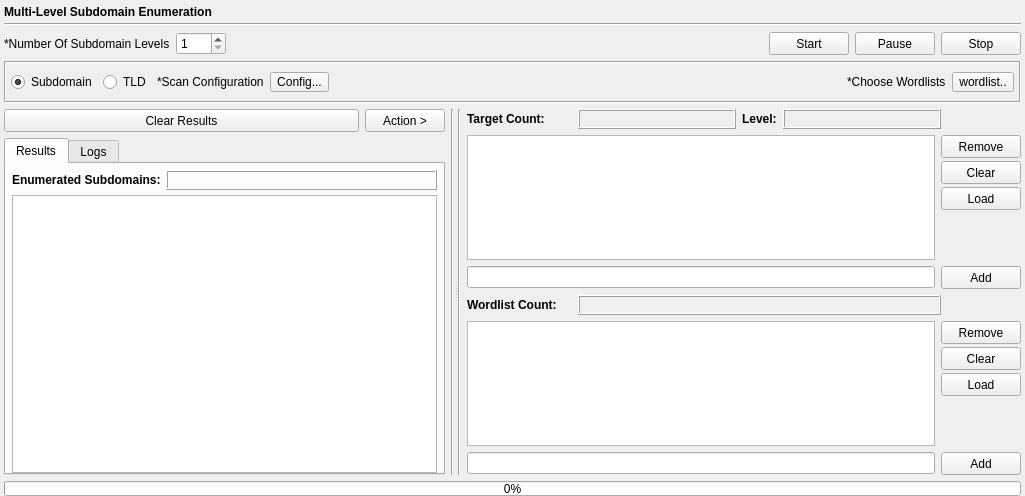
First picture: the form in gui/src/engines/level/Level.ui, repository 3nock/OTE, before the edit.
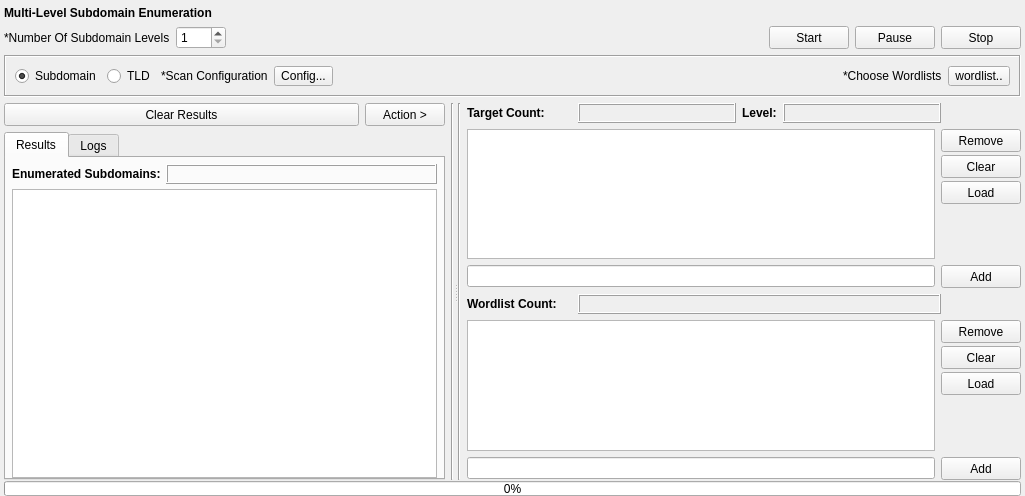
Second picture: the form after the edit.

```diff
--- a/gui/src/engines/level/Level.ui
+++ b/gui/src/engines/level/Level.ui
@@ -16,26 +16,18 @@
   <property name="styleSheet">
    <string notr="true"/>
   </property>
-  <layout class="QVBoxLayout" name="verticalLayout_4">
-   <property name="spacing">
-    <number>6</number>
-   </property>
+  <layout class="QVBoxLayout" name="verticalLayout_3">
    <property name="leftMargin">
     <number>4</number>
    </property>
    <property name="topMargin">
-    <number>5</number>
+    <number>6</number>
    </property>
    <property name="rightMargin">
     <number>4</number>
    </property>
    <property name="bottomMargin">
     <number>0</number>
-   </property>
-   <item>
-    <layout class="QVBoxLayout" name="verticalLayout_25">
-     <property name="spacing">
-      <number>4</number>
      </property>
      <item>
       <widget class="QLabel" name="label_2">
@@ -57,18 +49,7 @@
       </widget>
      </item>
      <item>
-      <widget class="Line" name="line">
-       <property name="orientation">
-        <enum>Qt::Horizontal</enum>
-       </property>
-      </widget>
-     </item>
-    </layout>
-   </item>
-   <item>
-    <layout class="QVBoxLayout" name="verticalLayout_2">
-     <item>
-      <layout class="QHBoxLayout" name="horizontalLayout_3">
+    <layout class="QHBoxLayout" name="horizontalLayout_4">
        <item>
         <widget class="QLabel" name="label_6">
          <property name="text">
@@ -179,10 +160,6 @@
        </item>
       </layout>
      </item>
-    </layout>
-   </item>
-   <item>
-    <layout class="QVBoxLayout" name="verticalLayout_3">
      <item>
       <widget class="QFrame" name="frame">
        <property name="minimumSize">
@@ -206,13 +183,7 @@
        <property name="frameShadow">
         <enum>QFrame::Sunken</enum>
        </property>
-       <layout class="QHBoxLayout" name="horizontalLayout_4">
-        <property name="leftMargin">
-         <number>5</number>
-        </property>
-        <property name="rightMargin">
-         <number>5</number>
-        </property>
+     <layout class="QHBoxLayout" name="horizontalLayout_3">
         <item>
          <widget class="QRadioButton" name="radioButton">
           <property name="text">
@@ -292,8 +263,11 @@
        </layout>
       </widget>
      </item>
-    </layout>
-   </item>
+   <item>
+    <layout class="QVBoxLayout" name="verticalLayout_2">
+     <property name="spacing">
+      <number>1</number>
+     </property>
    <item>
     <widget class="QSplitter" name="splitter">
      <property name="orientation">
@@ -1119,6 +1093,8 @@
       <number>0</number>
      </property>
     </widget>
+     </item>
+    </layout>
    </item>
   </layout>
  </widget>
```
Lines whose indentation alone changed are shown as unchanged.
